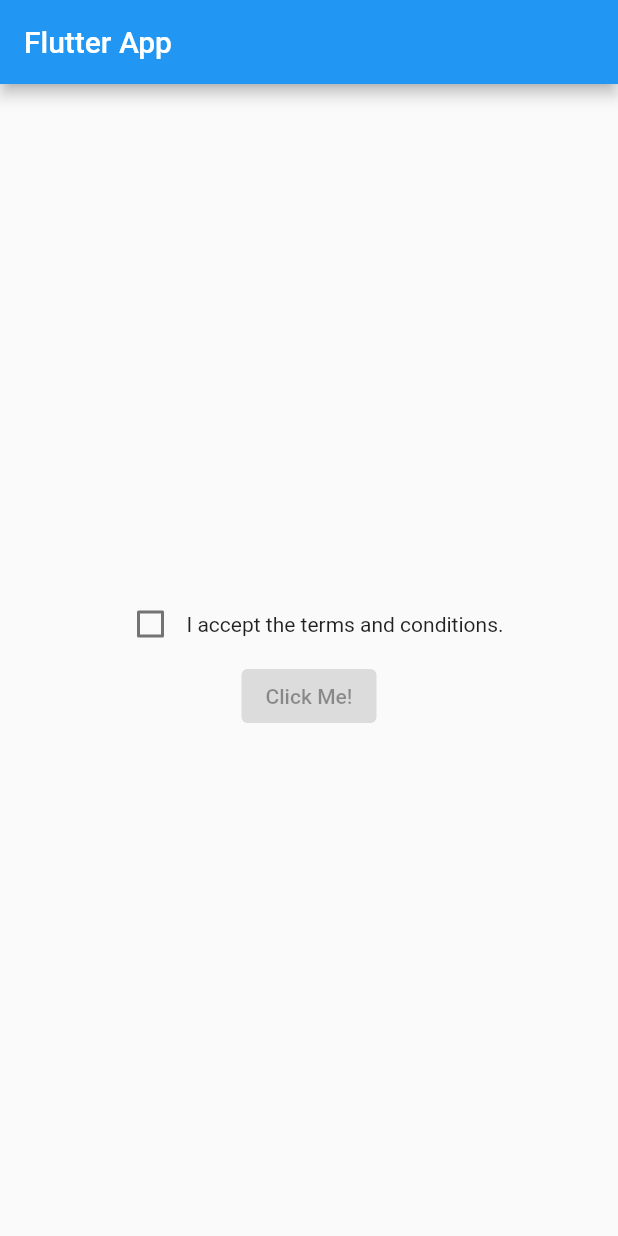
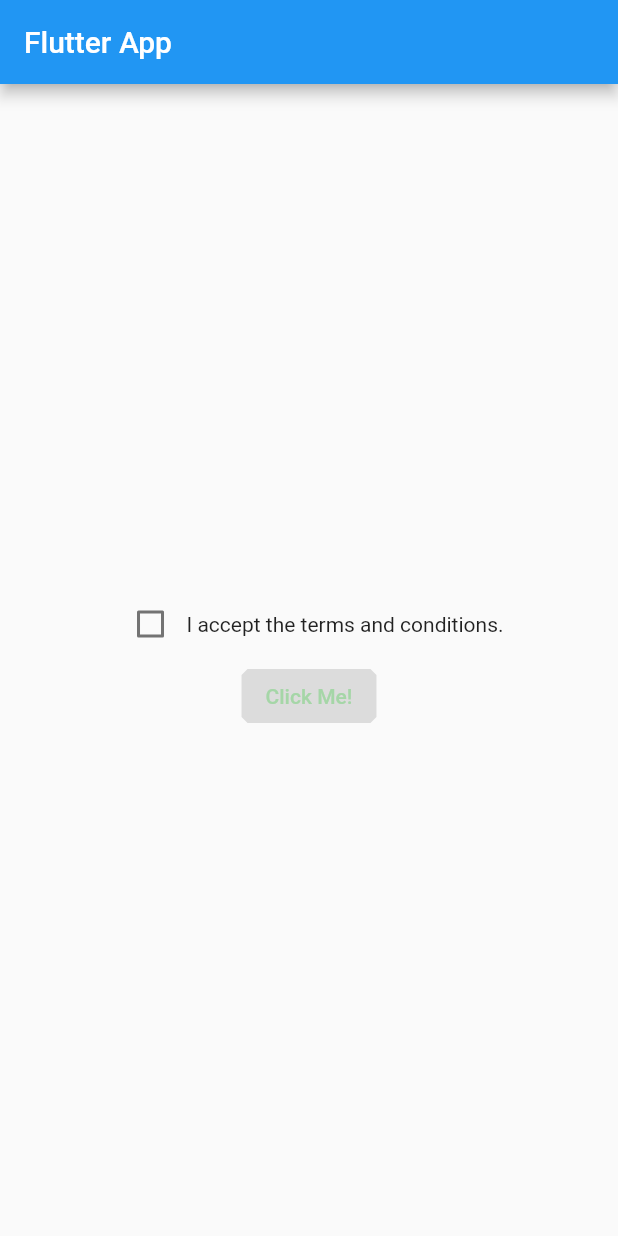
Before and after one commit to Archanciel/flutter_explore, a Flutter app: the HomePage screen opened directly, on a phone screen of 412 x 824 dp. Run offline on Flutter 3.47's test engine with Material 2 defaults, Android fonts, the phone set to English and light mode, and no system bars; our stand-ins replace date_time_picker; missing offline and left inert: number_inc_dec.

Commit message:
Update main_disable_button_explore.dart

```diff
--- a/lib/main_disable_button_explore.dart
+++ b/lib/main_disable_button_explore.dart
@@ -51,7 +51,13 @@ class _HomePageState extends State<HomePage> {
               ],
             ),
             ElevatedButton(
-              // 3
+              style: ElevatedButton.styleFrom(
+                primary: Colors.green,
+                onSurface: Colors.green.shade200,
+                shape: BeveledRectangleBorder(
+                  borderRadius: BorderRadius.circular(4),
+                ),
+              ),
               onPressed: _isAcceptTermsAndConditions
                   ? () {
                       print('Submit');
```
